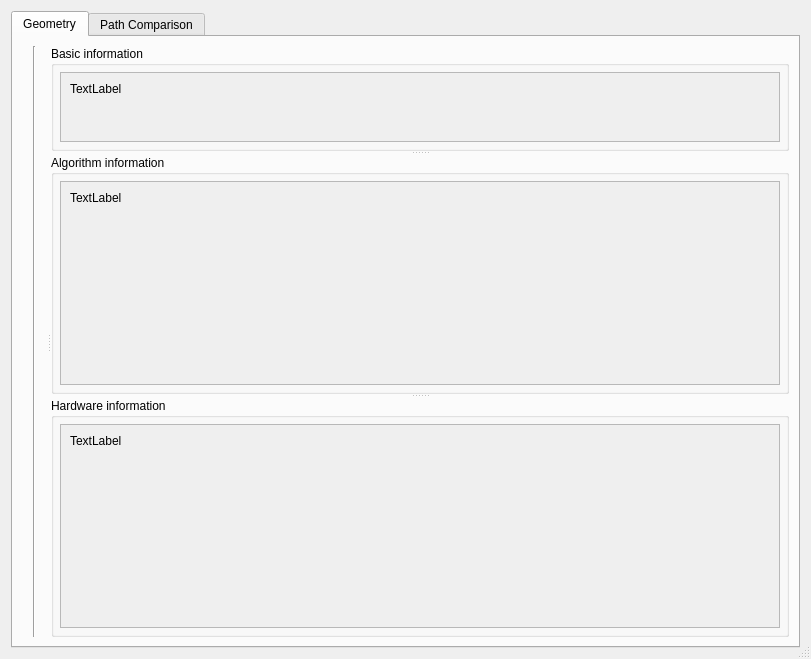
Above: pyslvs_ui/synthesis/dimensional_synthesis/dialogs/preview.ui from KmolYuan/Pyslvs-UI before the change. Below: the same form after it.
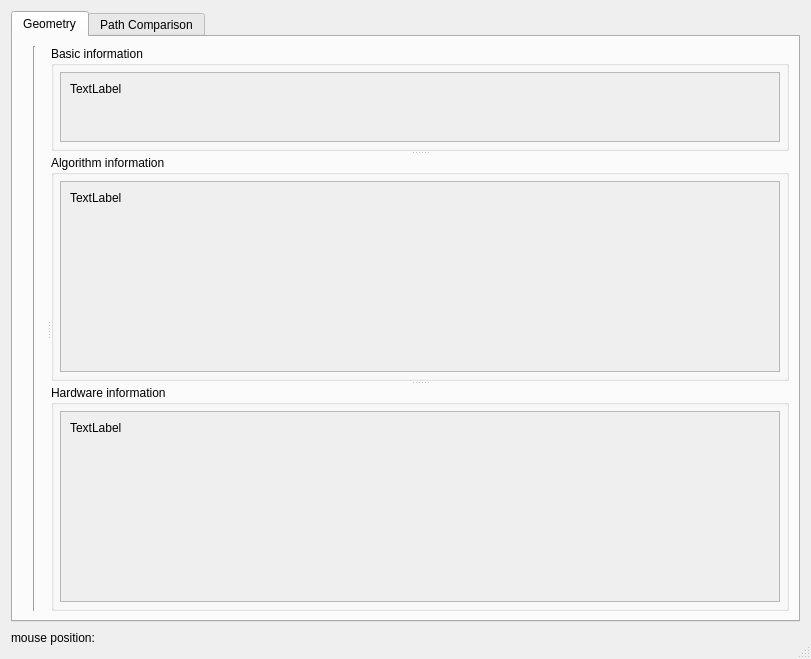
That is the form after the change.

Commit message: Add mouse tracking at all types of canvas.

What changed in the file:
```diff
--- a/pyslvs_ui/synthesis/dimensional_synthesis/dialogs/preview.ui
+++ b/pyslvs_ui/synthesis/dimensional_synthesis/dialogs/preview.ui
@@ -157,7 +157,7 @@
                  <x>0</x>
                  <y>0</y>
                  <width>722</width>
-                 <height>215</height>
+                 <height>203</height>
                 </rect>
                </property>
                <layout class="QVBoxLayout" name="verticalLayout_5">
@@ -221,7 +221,7 @@
                  <x>0</x>
                  <y>0</y>
                  <width>722</width>
-                 <height>215</height>
+                 <height>204</height>
                 </rect>
                </property>
                <layout class="QVBoxLayout" name="verticalLayout_8">
@@ -269,6 +269,33 @@
      </widget>
     </widget>
    </item>
+   <item>
+    <layout class="QHBoxLayout" name="horizontalLayout">
+     <item>
+      <widget class="QLabel" name="mouse_pos_label">
+       <property name="text">
+        <string>mouse position:</string>
+       </property>
+      </widget>
+     </item>
+     <item>
+      <widget class="QLabel" name="mouse_pos"/>
+     </item>
+     <item>
+      <spacer name="horizontalSpacer">
+       <property name="orientation">
+        <enum>Qt::Horizontal</enum>
+       </property>
+       <property name="sizeHint" stdset="0">
+        <size>
+         <width>40</width>
+         <height>20</height>
+        </size>
+       </property>
+      </spacer>
+     </item>
+    </layout>
+   </item>
   </layout>
  </widget>
  <resources/>
```
Left out of the diff: 2 changed lines with no effect on the pictures. The commit also changes 5 other files.
